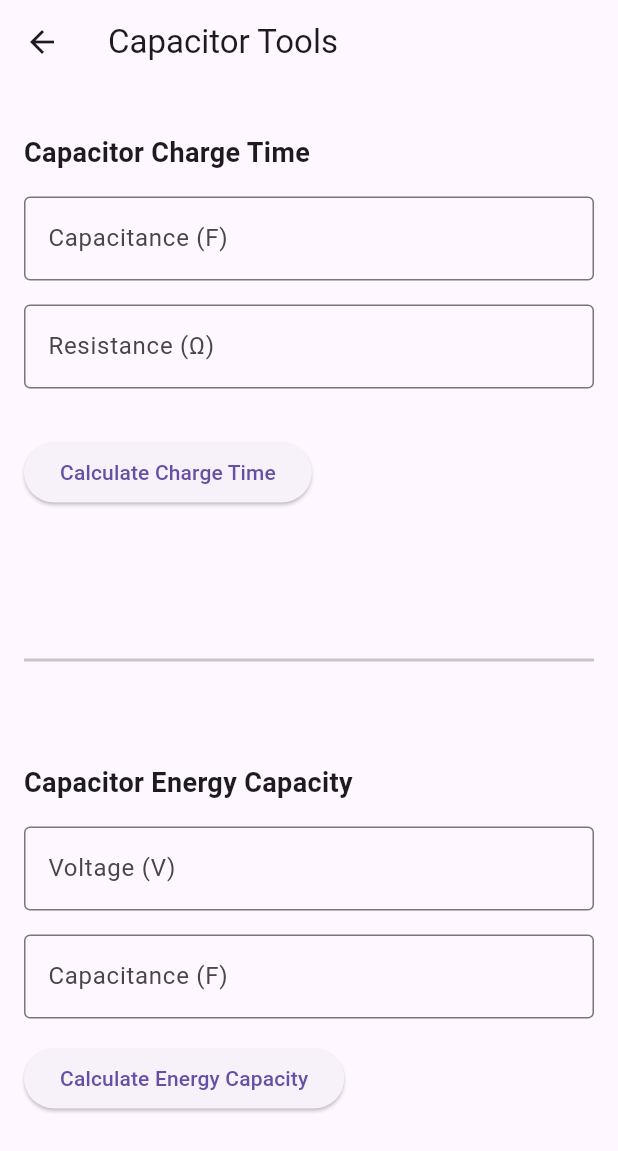
After one commit to DawoudTormos/Flutter_Electronics_Helper, a Flutter app: the screen it shows after launch, after a tap on "Capacitor tool", on a phone screen of 412 x 824 dp. The commit adds this screen. Shown: the top 1151 px of the screen. Run offline on Flutter 3.47's test engine with Material 3 defaults, Android fonts, the phone set to English and light mode, and no system bars.

Commit message:
adding a capacitor_tools_page

```diff
--- a/electronics_helper/lib/main.dart
+++ b/electronics_helper/lib/main.dart
@@ -1,5 +1,6 @@
 import 'package:flutter/material.dart';
 import '/pages/led_resistor_calculator_page.dart';
+import '/pages/capacitor_tools_page.dart';
 
 void main() {
   runApp(MyApp());
@@ -28,9 +29,9 @@ class HomePage extends StatelessWidget {
         navigateTo: LedResistorCalculatorPage(),
       ),
       _Page(
-        title: "Another Feature",
+        title: "Capacitor tool",
         icon: Icons.lightbulb,
-        navigateTo: Placeholder(), // Replace with your next page
+        navigateTo: CapacitorToolsPage(), // Replace with your next page
       ),
     ];
 
--- /dev/null
+++ b/electronics_helper/lib/pages/capacitor_tools_page.dart
@@ -0,0 +1,153 @@
+import 'package:flutter/material.dart';
+
+class CapacitorToolsPage extends StatefulWidget {
+  @override
+  _CapacitorToolsPageState createState() => _CapacitorToolsPageState();
+}
+
+class _CapacitorToolsPageState extends State<CapacitorToolsPage> {
+  final TextEditingController _capacitanceController = TextEditingController();
+  final TextEditingController _resistanceController = TextEditingController();
+  final TextEditingController _voltageController = TextEditingController();
+  final TextEditingController _capacitanceController2 = TextEditingController();
+
+  double? _chargeTime;
+  double? _energyCapacity;
+
+  void _calculateChargeTime() {
+    final capacitance = double.tryParse(_capacitanceController.text);
+    final resistance = double.tryParse(_resistanceController.text);
+
+    if (capacitance != null && resistance != null) {
+      setState(() {
+        _chargeTime = capacitance * resistance * 5;
+      });
+    } else {
+      setState(() {
+        _chargeTime = null;
+      });
+    }
+  }
+
+  void _calculateEnergyCapacity() {
+    final capacitance = double.tryParse(_capacitanceController2.text);
+    final voltage = double.tryParse(_voltageController.text);
+
+    if (capacitance != null && voltage != null) {
+      setState(() {
+        _energyCapacity = 0.5 * capacitance * voltage * voltage;
+      });
+    } else {
+      setState(() {
+        _energyCapacity = null;
+      });
+    }
+  }
+
+  @override
+  Widget build(BuildContext context) {
+    return Scaffold(
+      appBar: AppBar(
+        title: Text('Capacitor Tools'),
+      ),
+      body: Center(
+        child: Padding(
+          padding: const EdgeInsets.fromLTRB(16.0,0,16,16),
+          child: LayoutBuilder(
+            builder: (context, constraints) {
+
+            final double screenWidth = MediaQuery.of(context).size.width;
+            final double? containerWidth = screenWidth > 600 ? 400 : double.infinity; // Wider on large screens
+
+
+
+
+              return SingleChildScrollView(
+                child: Container(
+                  width: containerWidth,
+                  child: Column(
+                    crossAxisAlignment: CrossAxisAlignment.start,
+                    children: [
+                      const Text(
+                        'Capacitor Charge Time',
+                        style: TextStyle(fontSize: 18, fontWeight: FontWeight.bold),
+                        textAlign: TextAlign.center,
+                      ),
+                      const SizedBox(height: 16),
+                      TextField(
+                        controller: _capacitanceController,
+                        decoration: const InputDecoration(
+                          labelText: 'Capacitance (F)',
+                          border: OutlineInputBorder(),
+                        ),
+                        keyboardType: TextInputType.number,
+                      ),
+                      const SizedBox(height: 16),
+                      TextField(
+                        controller: _resistanceController,
+                        decoration: const InputDecoration(
+                          labelText: 'Resistance (Ω)',
+                          border: OutlineInputBorder(),
+                        ),
+                        keyboardType: TextInputType.number,
+                      ),
+                      const SizedBox(height: 32),
+                      ElevatedButton(
+                        onPressed: _calculateChargeTime,
+                        child: Text('Calculate Charge Time'),
+                      ),const SizedBox(height: 32),
+                      if (_chargeTime != null)
+                        Text(
+                          'Charge Time: ${_chargeTime!.toStringAsFixed(2)} seconds',
+                          style: const TextStyle(fontSize: 16),
+                          textAlign: TextAlign.center,
+                        ),
+                      const Padding(
+                        padding: const EdgeInsets.only(top:45 , bottom:45),
+                        child: Divider(height: 48, thickness: 2),
+                      ),
+                      const Text(
+                        'Capacitor Energy Capacity',
+                        style: TextStyle(fontSize: 18, fontWeight: FontWeight.bold),
+                        textAlign: TextAlign.center,
+                      ),
+                      const SizedBox(height: 16),
+                      TextField(
+                        controller: _voltageController,
+                        decoration: const InputDecoration(
+                          labelText: 'Voltage (V)',
+                          border: OutlineInputBorder(),
+                        ),
+                        keyboardType: TextInputType.number,
+                      ),
+                      const SizedBox(height: 16),
+                      TextField(
+                        controller: _capacitanceController2,
+                        decoration: const InputDecoration(
+                          labelText: 'Capacitance (F)',
+                          border: OutlineInputBorder(),
+                        ),
+                        keyboardType: TextInputType.number,
+                      ),
+                      const SizedBox(height: 16),
+                      ElevatedButton(
+                        onPressed: _calculateEnergyCapacity,
+                        child: const  Text('Calculate Energy Capacity'),
+                      ),const SizedBox(height: 32),
+                      if (_energyCapacity != null)
+                        Text(
+                          'Energy Capacity: ${_energyCapacity!.toStringAsFixed(2)} Joules',
+                          style: TextStyle(fontSize: 16),
+                          textAlign: TextAlign.center,
+                        ),
+                    ],
+                  ),
+                ),
+              );
+            },
+          ),
+        ),
+      ),
+    );
+  }
+}
--- a/electronics_helper/lib/pages/led_resistor_calculator_page.dart
+++ b/electronics_helper/lib/pages/led_resistor_calculator_page.dart
@@ -62,7 +62,7 @@ class _LedResistorCalculatorPageState
               crossAxisAlignment: CrossAxisAlignment.center,
               children: [
                 SizedBox(
-                  width: screenWidth > 600 ? 400 : double.infinity, // Wider on large screens
+                  width: screenWidth > 500 ? 400 : double.infinity, // Wider on large screens
                   child: DropdownButtonFormField<String>(
                     decoration: InputDecoration(labelText: 'Select LED Color'),
                     items: _ledForwardVoltages.keys
@@ -81,7 +81,7 @@ class _LedResistorCalculatorPageState
                 ),
                 SizedBox(height: 24), // Increased vertical padding
                 SizedBox(
-                  width: screenWidth > 600 ? 400 : double.infinity, // Wider on large screens
+                  width: screenWidth > 500 ? 400 : double.infinity, // Wider on large screens
                   child: TextField(
                     controller: _supplyVoltageController,
                     decoration: InputDecoration(
@@ -93,7 +93,7 @@ class _LedResistorCalculatorPageState
                 ),
                 SizedBox(height: 24), // Increased vertical padding
                 SizedBox(
-                  width: screenWidth > 600 ? 400 : double.infinity, // Wider on large screens
+                  width: screenWidth > 500 ? 400 : double.infinity, // Wider on large screens
                   child: ElevatedButton(
                     onPressed: _calculateResistor,
                     child: Text('Calculate Resistor'),
```
